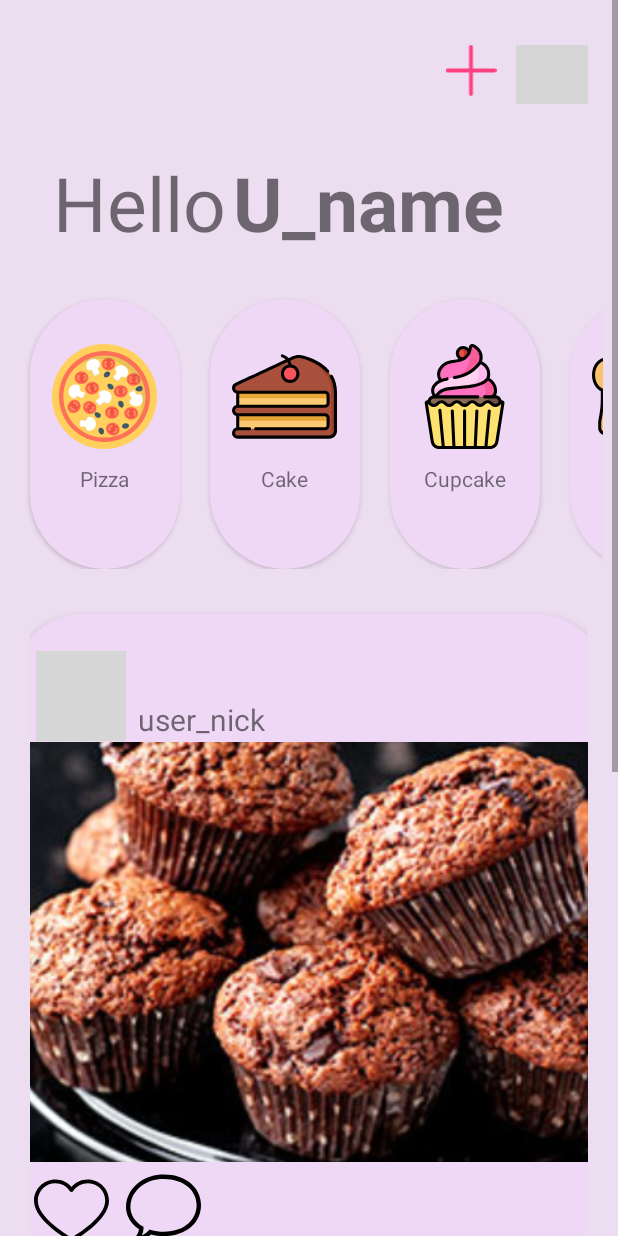
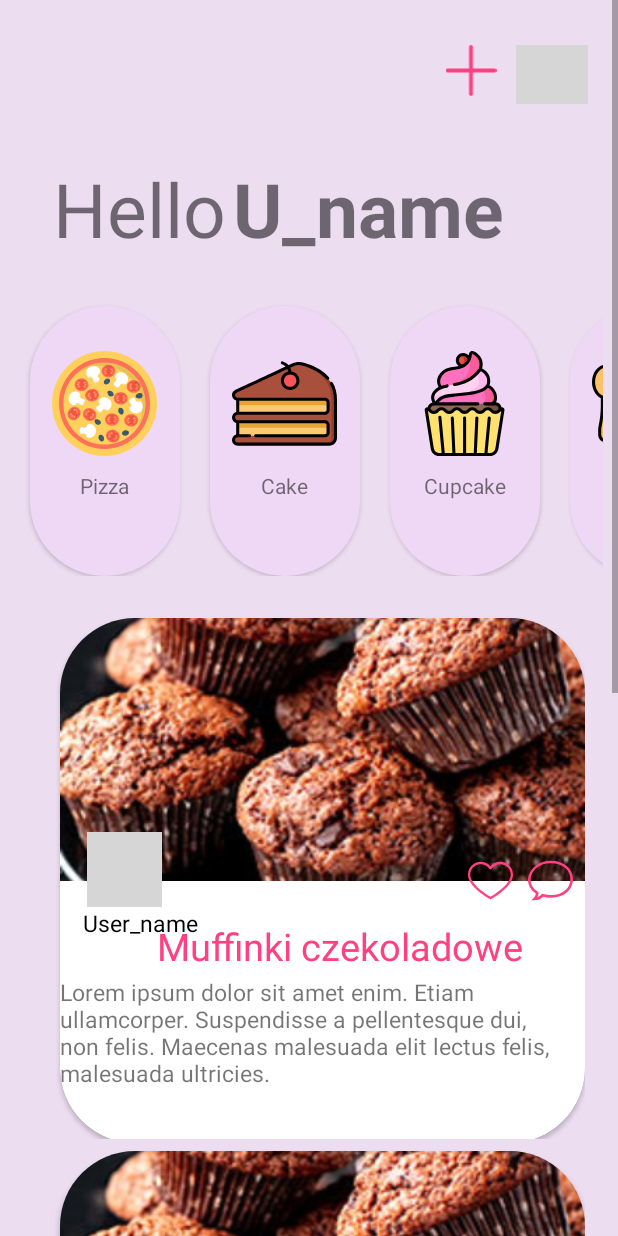
Before and after one commit to daria1703/Yummy, an Android app: the StartScreen screen opened directly, with no data from a screen before it, on a phone screen of 412 x 824 dp. Run offline under Robolectric (Android 15) with nearby library versions, the phone set to English and light mode, and no system bars; grey boxes are pictures that could not be loaded.

Commit message:
cardview

```diff
--- /dev/null
+++ b/app/src/main/java/com/example/yummy/UserActivity.java
@@ -0,0 +1,4 @@
+package com.example.yummy;
+
+public class UserActivity {
+}
--- a/app/src/main/res/drawable/ic_empty_heart.xml
+++ b/app/src/main/res/drawable/ic_empty_heart.xml
@@ -4,6 +4,6 @@
     android:viewportWidth="412.735"
     android:viewportHeight="412.735">
   <path
-      android:fillColor="#FF000000"
+      android:fillColor="#FF4081"
       android:pathData="M295.706,35.522C295.706,35.522 295.706,35.522 295.706,35.522c-34.43,-0.184 -67.161,14.937 -89.339,41.273c-22.039,-26.516 -54.861,-41.68 -89.339,-41.273C52.395,35.522 0,87.917 0,152.55C0,263.31 193.306,371.456 201.143,375.636c3.162,2.113 7.286,2.113 10.449,0c7.837,-4.18 201.143,-110.759 201.143,-223.086C412.735,87.917 360.339,35.522 295.706,35.522zM206.367,354.738C176.065,336.975 20.898,242.412 20.898,152.55c0,-53.091 43.039,-96.131 96.131,-96.131c32.512,-0.427 62.938,15.972 80.457,43.363c3.557,4.905 10.418,5.998 15.323,2.44c0.937,-0.68 1.761,-1.503 2.44,-2.44c29.055,-44.435 88.631,-56.903 133.066,-27.848c27.202,17.787 43.575,48.114 43.521,80.615C391.837,243.456 236.669,337.497 206.367,354.738z"/>
 </vector>
--- a/app/src/main/res/drawable/ic_speech_bubble.xml
+++ b/app/src/main/res/drawable/ic_speech_bubble.xml
@@ -4,6 +4,6 @@
     android:viewportWidth="511.072"
     android:viewportHeight="511.072">
   <path
-      android:fillColor="#FF000000"
+      android:fillColor="#FF4081"
       android:pathData="m74.39,480.536h-36.213l25.607,-25.607c13.807,-13.807 22.429,-31.765 24.747,-51.246 -36.029,-23.644 -62.375,-54.751 -76.478,-90.425 -14.093,-35.647 -15.864,-74.888 -5.121,-113.482 12.89,-46.309 43.123,-88.518 85.128,-118.853 45.646,-32.963 102.47,-50.387 164.33,-50.387 77.927,0 143.611,22.389 189.948,64.745 41.744,38.159 64.734,89.63 64.734,144.933 0,26.868 -5.471,53.011 -16.26,77.703 -11.165,25.551 -27.514,48.302 -48.593,67.619 -46.399,42.523 -112.042,65 -189.83,65 -28.877,0 -59.01,-3.855 -85.913,-10.929 -25.465,26.123 -59.972,40.929 -96.086,40.929zM256.39,60.536c-124.039,0 -200.15,73.973 -220.557,147.285 -19.284,69.28 9.143,134.743 76.043,175.115l7.475,4.511 -0.23,8.727c-0.456,17.274 -4.574,33.912 -11.945,48.952 17.949,-6.073 34.236,-17.083 46.99,-32.151l6.342,-7.493 9.405,2.813c26.393,7.894 57.104,12.241 86.477,12.241 154.372,0 224.682,-93.473 224.682,-180.322 0,-46.776 -19.524,-90.384 -54.976,-122.79 -40.713,-37.216 -99.397,-56.888 -169.706,-56.888z"/>
 </vector>
--- /dev/null
+++ b/app/src/main/res/drawable/user_bg.xml
@@ -0,0 +1,9 @@
+<?xml version="1.0" encoding="utf-8"?>
+<shape xmlns:android="http://schemas.android.com/apk/res/android">
+
+    <gradient android:startColor="#F7A8E2" android:endColor="#FF4081"/>
+
+    <corners android:bottomRightRadius="50dp"
+        android:bottomLeftRadius="50dp"/>
+
+</shape>
--- /dev/null
+++ b/app/src/main/res/layout/activity_user_screen.xml
@@ -0,0 +1,58 @@
+<?xml version="1.0" encoding="utf-8"?>
+<androidx.constraintlayout.widget.ConstraintLayout xmlns:android="http://schemas.android.com/apk/res/android"
+    xmlns:app="http://schemas.android.com/apk/res-auto"
+    xmlns:tools="http://schemas.android.com/tools"
+    android:layout_width="match_parent"
+    android:layout_height="match_parent"
+    android:background="#EDDDF1">
+
+
+    <ImageView
+        android:id="@+id/bg_user"
+        android:layout_width="match_parent"
+        android:layout_height="300dp"
+        app:layout_constraintBottom_toBottomOf="parent"
+        app:layout_constraintEnd_toEndOf="parent"
+        app:layout_constraintHorizontal_bias="0.0"
+        app:layout_constraintStart_toStartOf="parent"
+        app:layout_constraintTop_toTopOf="parent"
+        app:layout_constraintVertical_bias="0.0"
+        app:srcCompat="@drawable/user_bg" />
+
+    <ImageView
+        android:id="@+id/user_icon"
+        android:layout_width="145dp"
+        android:layout_height="145dp"
+        android:layout_marginTop="40dp"
+        app:layout_constraintEnd_toEndOf="parent"
+        app:layout_constraintStart_toStartOf="parent"
+        app:layout_constraintTop_toTopOf="parent"
+        app:srcCompat="@drawable/ic_user" />
+
+    <TextView
+        android:id="@+id/user_nick"
+        android:layout_width="wrap_content"
+        android:layout_height="wrap_content"
+        android:layout_marginTop="20dp"
+        android:text="User Nick"
+        android:textColor="#000000"
+        android:textSize="20dp"
+        app:layout_constraintEnd_toEndOf="parent"
+        app:layout_constraintHorizontal_bias="0.498"
+        app:layout_constraintStart_toStartOf="parent"
+        app:layout_constraintTop_toBottomOf="@+id/user_icon" />
+
+    <TextView
+        android:id="@+id/user_mail"
+        android:layout_width="wrap_content"
+        android:layout_height="wrap_content"
+        android:layout_marginTop="18dp"
+        android:text="daria.citak1703@gamil.com"
+        android:textSize="17dp"
+        app:layout_constraintEnd_toEndOf="parent"
+        app:layout_constraintStart_toStartOf="parent"
+        app:layout_constraintTop_toBottomOf="@+id/user_nick" />
+
+
+
+</androidx.constraintlayout.widget.ConstraintLayout>
--- a/app/src/main/res/layout/dynamic_rv_item_layout.xml
+++ b/app/src/main/res/layout/dynamic_rv_item_layout.xml
@@ -1,104 +1,115 @@
 <?xml version="1.0" encoding="utf-8"?>
-<androidx.constraintlayout.widget.ConstraintLayout
+<LinearLayout
     xmlns:android="http://schemas.android.com/apk/res/android"
     xmlns:app="http://schemas.android.com/apk/res-auto"
     xmlns:tools="http://schemas.android.com/tools"
     android:layout_width="wrap_content"
     android:layout_height="wrap_content"
-    android:layout_marginLeft="10dp"
-    android:layout_marginRight="10dp">
+    android:gravity="center">
 
 
+    <androidx.cardview.widget.CardView
+        android:layout_width="350dp"
+        android:layout_height="350dp"
+        android:layout_marginLeft="30dp"
+        android:layout_marginTop="5dp"
+        app:cardBackgroundColor="@color/white"
+        app:cardCornerRadius="50dp">
+
     <androidx.constraintlayout.widget.ConstraintLayout
-        android:id="@+id/constraintLayout"
-        android:layout_width="400dp"
-        android:layout_height="450dp"
-        android:background="@drawable/static_rv_bg"
-        android:elevation="3dp"
-        android:layout_marginTop="10dp"
-        app:layout_constraintBottom_toBottomOf="parent"
-        app:layout_constraintEnd_toEndOf="parent"
-        app:layout_constraintStart_toStartOf="parent"
-        app:layout_constraintTop_toTopOf="parent"
-        app:layout_constraintWidth_percent=".9">
-
+        android:layout_width="match_parent"
+        android:layout_height="match_parent">
 
         <ImageView
-            android:id="@+id/imageView"
-            android:layout_width="394dp"
-            android:layout_height="280dp"
-            android:layout_gravity="center"
+            android:id="@+id/im_of_dish"
+            android:layout_width="match_parent"
+            android:layout_height="175dp"
             android:scaleType="centerCrop"
             android:src="@drawable/muffiny_czekoladowe_00"
-            app:layout_collapseMode="parallax"
-            app:layout_constraintBottom_toBottomOf="parent"
-            app:layout_constraintEnd_toEndOf="parent"
             app:layout_constraintStart_toStartOf="parent"
             app:layout_constraintTop_toTopOf="parent" />
 
         <ImageView
-            android:id="@+id/user_icon"
-            android:layout_width="60dp"
-            android:layout_height="60dp"
-            android:layout_marginTop="24dp"
-            app:layout_constraintBottom_toTopOf="@+id/imageView"
+            android:id="@+id/user_ico"
+            android:layout_width="50dp"
+            android:layout_height="50dp"
+            android:src="@drawable/ic_user"
+            app:layout_constraintBottom_toBottomOf="parent"
             app:layout_constraintEnd_toEndOf="parent"
-            app:layout_constraintHorizontal_bias="0.05"
+            app:layout_constraintHorizontal_bias="0.061"
             app:layout_constraintStart_toStartOf="parent"
             app:layout_constraintTop_toTopOf="parent"
-            app:srcCompat="@drawable/ic_user" />
+            app:layout_constraintVertical_bias="0.476" />
 
         <TextView
             android:id="@+id/username"
             android:layout_width="wrap_content"
             android:layout_height="wrap_content"
-            android:layout_marginTop="36dp"
-            android:text="user_nick"
-            android:textSize="20dp"
-            app:layout_constraintBottom_toTopOf="@+id/imageView"
-            app:layout_constraintEnd_toEndOf="parent"
-            app:layout_constraintHorizontal_bias="0.033"
-            app:layout_constraintStart_toEndOf="@+id/user_icon"
-            app:layout_constraintTop_toTopOf="parent"
-            app:layout_constraintVertical_bias="0.954" />
-
-        <ImageView
-            android:id="@+id/empty_heart"
-            android:layout_width="50dp"
-            android:layout_height="50dp"
-            android:layout_marginTop="8dp"
-            app:layout_constraintBottom_toTopOf="@+id/number_of_likes"
-            app:layout_constraintEnd_toEndOf="parent"
-            app:layout_constraintHorizontal_bias="0.045"
-            app:layout_constraintStart_toStartOf="parent"
-            app:layout_constraintTop_toBottomOf="@+id/imageView"
-            app:srcCompat="@drawable/ic_empty_heart"
-            tools:ignore="MissingConstraints,VectorDrawableCompat" />
-
-        <ImageView
-            android:id="@+id/comments"
-            android:layout_width="50dp"
-            android:layout_height="50dp"
-            android:layout_marginBottom="24dp"
+            android:text="User_name"
+            android:textColor="#000000"
+            android:textSize="15dp"
             app:layout_constraintBottom_toBottomOf="parent"
             app:layout_constraintEnd_toEndOf="parent"
-            app:layout_constraintHorizontal_bias="0.22"
+            app:layout_constraintHorizontal_bias="0.056"
             app:layout_constraintStart_toStartOf="parent"
-            app:layout_constraintTop_toBottomOf="@+id/imageView"
-            app:srcCompat="@drawable/ic_speech_bubble" />
+            app:layout_constraintTop_toBottomOf="@+id/user_ico"
+            app:layout_constraintVertical_bias="0.0" />
+
+        <Button
+            android:id="@+id/button"
+            android:layout_width="30dp"
+            android:layout_height="30dp"
+            android:layout_gravity="center_horizontal"
+            android:background="@drawable/ic_empty_heart"
+            app:layout_constraintBottom_toBottomOf="parent"
+            app:layout_constraintEnd_toEndOf="parent"
+            app:layout_constraintHorizontal_bias="0.85"
+            app:layout_constraintStart_toStartOf="parent"
+            app:layout_constraintTop_toTopOf="parent"
+            app:layout_constraintVertical_bias="0.501" />
+
+        <Button
+            android:layout_width="30dp"
+            android:layout_height="30dp"
+            android:layout_gravity="center_horizontal"
+            android:background="@drawable/ic_speech_bubble"
+            app:layout_constraintBottom_toBottomOf="parent"
+            app:layout_constraintEnd_toEndOf="parent"
+            app:layout_constraintHorizontal_bias="0.562"
+            app:layout_constraintStart_toEndOf="@+id/button"
+            app:layout_constraintTop_toTopOf="parent"
+            app:layout_constraintVertical_bias="0.501" />
 
         <TextView
-            android:id="@+id/number_of_likes"
             android:layout_width="wrap_content"
             android:layout_height="wrap_content"
-            android:text="100 likes"
-            android:textSize="20dp"
+            android:text="Muffinki czekoladowe"
+            android:textColor="#FF4081"
+            android:textSize="25dp"
+            app:layout_constraintBottom_toTopOf="@+id/des"
+            app:layout_constraintEnd_toEndOf="parent"
+            app:layout_constraintHorizontal_bias="0.609"
+            app:layout_constraintStart_toStartOf="parent"
+            app:layout_constraintTop_toBottomOf="@+id/im_of_dish"
+            app:layout_constraintVertical_bias="0.9" />
+
+        <TextView
+            android:id="@+id/des"
+            android:layout_width="wrap_content"
+            android:layout_height="wrap_content"
+            android:layout_marginBottom="36dp"
+            android:text="Lorem ipsum dolor sit amet enim. Etiam ullamcorper. Suspendisse a pellentesque dui, non felis. Maecenas malesuada elit lectus felis, malesuada ultricies. "
+            android:textSize="15dp"
             app:layout_constraintBottom_toBottomOf="parent"
             app:layout_constraintEnd_toEndOf="parent"
-            app:layout_constraintHorizontal_bias="0.05"
-            app:layout_constraintStart_toStartOf="parent"
-            app:layout_constraintTop_toBottomOf="@+id/comments" />
+            app:layout_constraintHorizontal_bias="0.0"
+            app:layout_constraintStart_toStartOf="parent" />
+
+    </androidx.constraintlayout.widget.ConstraintLayout>
 
 
-    </androidx.constraintlayout.widget.ConstraintLayout>
-</androidx.constraintlayout.widget.ConstraintLayout>
+
+    </androidx.cardview.widget.CardView>
+
+
+</LinearLayout>
```
